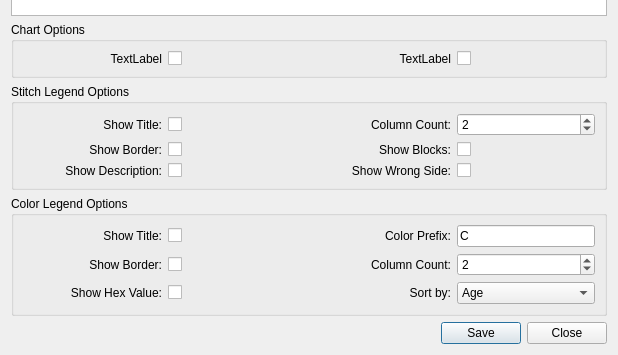
iPenguin/CrochetCharts, file src/export.ui: the form before one commit; both pictures show x 0 to 618 and y 271 to 626 of the 618 by 626 pixel window.
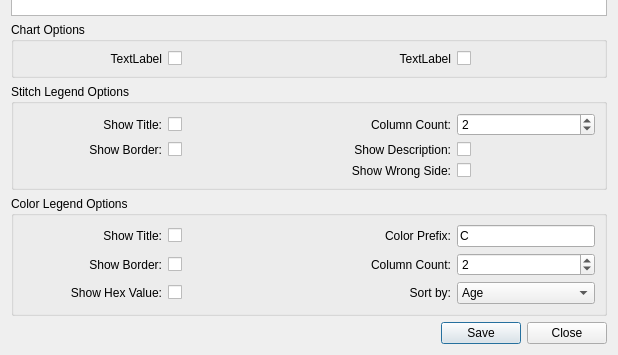
The form after the commit.

```diff
--- a/src/export.ui
+++ b/src/export.ui
@@ -179,13 +179,6 @@
         </property>
        </widget>
       </item>
-      <item row="3" column="1">
-       <widget class="QCheckBox" name="showStitchDescription">
-        <property name="text">
-         <string/>
-        </property>
-       </widget>
-      </item>
       <item row="0" column="0">
        <widget class="QLabel" name="label_7">
         <property name="text">
@@ -226,19 +219,6 @@
         </property>
        </widget>
       </item>
-      <item row="3" column="0">
-       <widget class="QLabel" name="label_9">
-        <property name="text">
-         <string>Show Description:</string>
-        </property>
-        <property name="alignment">
-         <set>Qt::AlignRight|Qt::AlignTrailing|Qt::AlignVCenter</set>
-        </property>
-        <property name="buddy">
-         <cstring>showStitchDescription</cstring>
-        </property>
-       </widget>
-      </item>
       <item row="3" column="3">
        <widget class="QCheckBox" name="showStitchWrongSide">
         <property name="text">
@@ -246,13 +226,6 @@
         </property>
        </widget>
       </item>
-      <item row="2" column="3">
-       <widget class="QCheckBox" name="showStitchBlocks">
-        <property name="text">
-         <string/>
-        </property>
-       </widget>
-      </item>
       <item row="3" column="2">
        <widget class="QLabel" name="showStitchWrongSideLbl">
         <property name="text">
@@ -267,15 +240,22 @@
        </widget>
       </item>
       <item row="2" column="2">
-       <widget class="QLabel" name="label_6">
+       <widget class="QLabel" name="label_9">
         <property name="text">
-         <string>Show Blocks:</string>
+         <string>Show Description:</string>
         </property>
         <property name="alignment">
          <set>Qt::AlignRight|Qt::AlignTrailing|Qt::AlignVCenter</set>
         </property>
         <property name="buddy">
-         <cstring>showStitchBlocks</cstring>
+         <cstring>showStitchDescription</cstring>
+        </property>
+       </widget>
+      </item>
+      <item row="2" column="3">
+       <widget class="QCheckBox" name="showStitchDescription">
+        <property name="text">
+         <string/>
         </property>
        </widget>
       </item>
```
Left out of the diff: 3 changed lines with no effect on the pictures.
